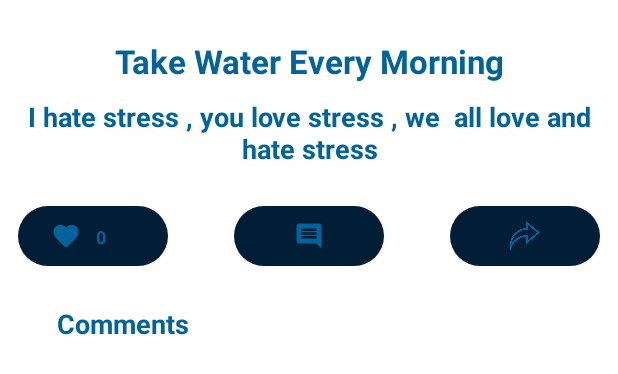
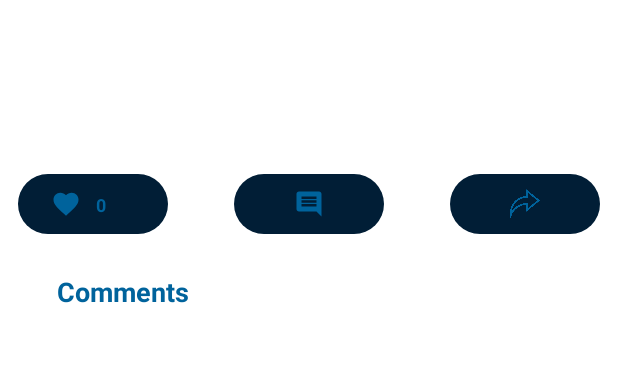
Before and after one commit to itzalpha/GADS-Community-Project-Team-8, an Android app: the layout activity_quote_info.xml on its own in the app's theme, with its tools: preview values and no code run, on a phone screen of 412 x 824 dp. Shown: the top 374 px of the screen. Run offline under Robolectric (Android 15) with nearby library versions, the phone set to English and light mode, and no system bars.

Commit message:
Fifth Commit

```diff
--- a/app/src/main/res/layout/activity_quote_info.xml
+++ b/app/src/main/res/layout/activity_quote_info.xml
@@ -14,7 +14,7 @@
         android:layout_marginStart="12dp"
         android:layout_marginEnd="12dp"
         android:textAlignment="center"
-        android:text="I hate stress , you love stress , we  all love and hate stress"
+        android:text=""
         android:textAppearance="@style/CourseTitle"
         android:textSize="18sp"
         app:layout_constraintEnd_toEndOf="parent"
@@ -28,7 +28,7 @@
         android:layout_marginTop="16dp"
         android:layout_marginStart="12dp"
         android:layout_marginEnd="12dp"
-        android:text="Take Water Every Morning"
+        android:text=""
         android:textAlignment="center"
         android:textAppearance="@style/CourseTitle"
         android:padding="10dp"
```
